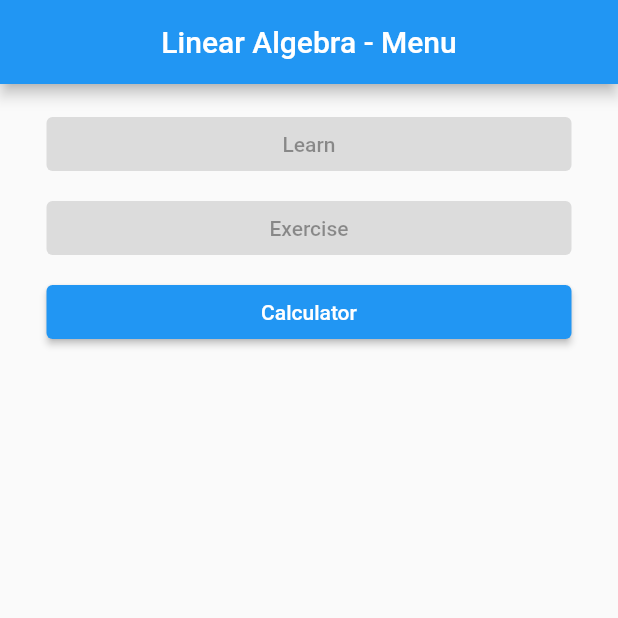
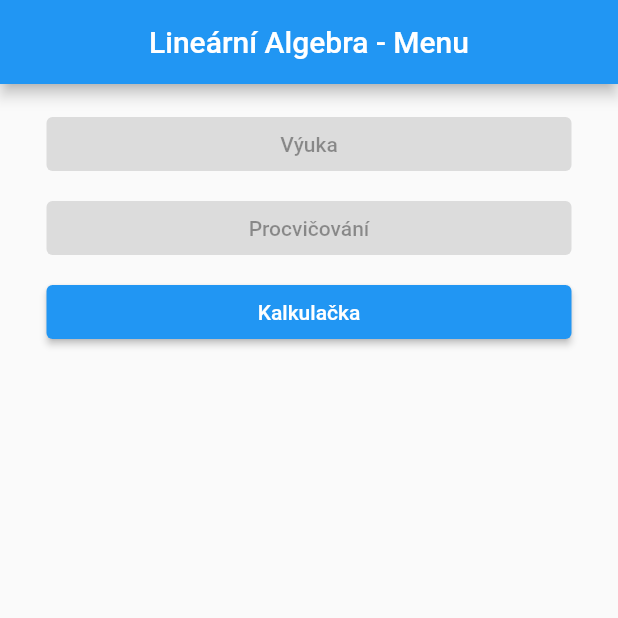
Before and after one commit to jimmyl0l3c/dp_algebra, a Flutter app: the screen it shows after launch, on a phone screen of 412 x 824 dp, the top half of it. Run offline on Flutter 3.47's test engine with Material 2 defaults, Android fonts, the phone set to English and light mode, and no system bars; our stand-ins replace url_strategy; missing offline and left inert: fraction, path_to_regexp.

Commit message:
Fix inconsistencies

```diff
--- a/lib/pages/menu.dart
+++ b/lib/pages/menu.dart
@@ -11,7 +11,7 @@ class Menu extends StatelessWidget {
 
     return Scaffold(
       appBar: AppBar(
-        title: const Text('Linear Algebra - Menu'),
+        title: const Text('Lineární Algebra - Menu'),
         centerTitle: true,
       ),
       body: Center(
@@ -22,19 +22,19 @@ class Menu extends StatelessWidget {
             children: [
               const ElevatedButton(
                 onPressed: null,
-                child: Text('Learn'),
+                child: Text('Výuka'),
               ),
               const SizedBox(height: 8.0),
               const ElevatedButton(
                 onPressed: null,
-                child: Text('Exercise'),
+                child: Text('Procvičování'),
               ),
               const SizedBox(height: 8.0),
               ElevatedButton(
                   onPressed: () {
                     routeState.go('/calc');
                   },
-                  child: const Text('Calculator')),
+                  child: const Text('Kalkulačka')),
             ],
           ),
         ),
--- a/lib/widgets/matrix_input.dart
+++ b/lib/widgets/matrix_input.dart
@@ -52,6 +52,7 @@ class _MatrixInputState extends State<MatrixInput> {
                             if (dValue == null) return;
                             widget.matrix.setValue(i, j, dValue.toFraction());
                           } else {
+                            if (value.startsWith('/')) value = '0$value';
                             if (!value.isFraction) return;
                             widget.matrix.setValue(i, j, value.toFraction());
                           }
@@ -70,8 +71,9 @@ class _MatrixInputState extends State<MatrixInput> {
                           if (value == null || value.isEmpty) return null;
                           if (value.contains('/')) {
                             int index = value.indexOf('/');
-                            if (index == value.length - 1)
+                            if (index == value.length - 1) {
                               return 'Nelze dělit nulou';
+                            }
                             int? parsed =
                                 int.tryParse(value.substring(index + 1));
                             if (parsed == null || parsed == 0) {
@@ -83,6 +85,7 @@ class _MatrixInputState extends State<MatrixInput> {
                                 ? 'Neplatná hodnota'
                                 : null;
                           }
+                          if (value.startsWith('/')) value = '0$value';
                           if (!value.isFraction) return 'Neplatná hodnota';
                           return null;
                         },
```
